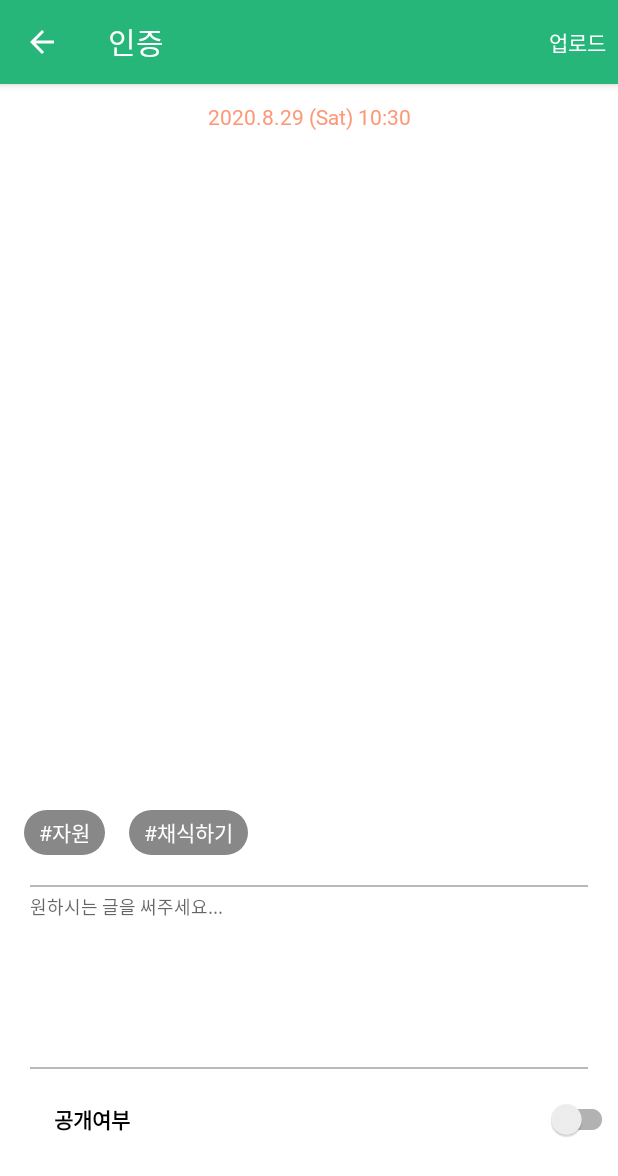
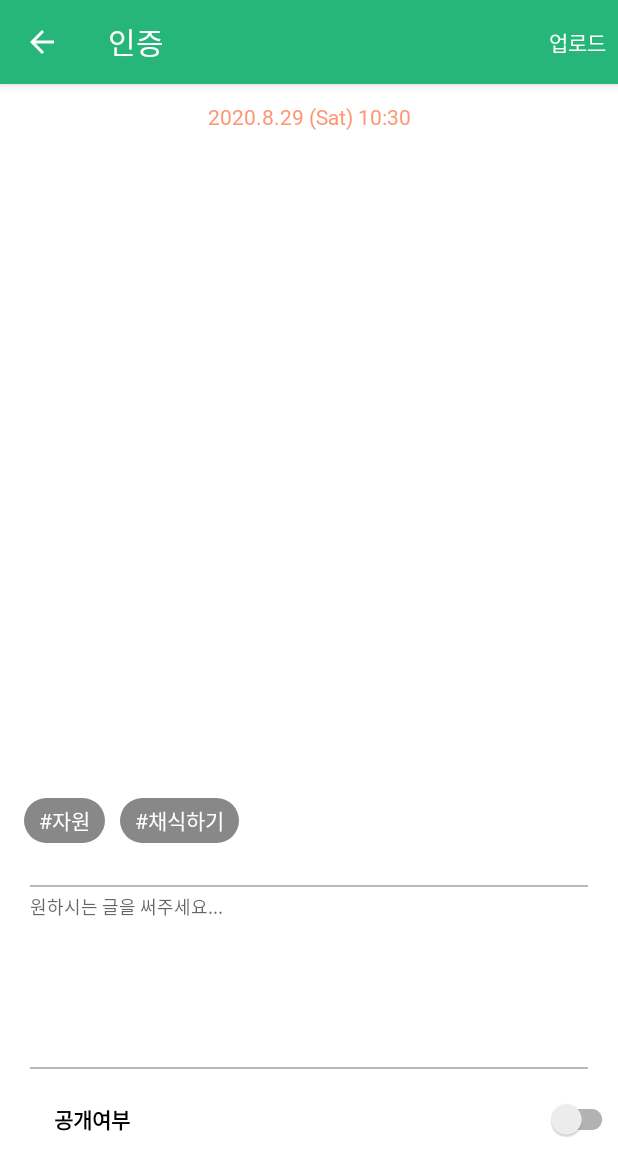
Before and after one commit to GreenByMe/GreenByMe_Android, an Android app: the CertificationInputActivity screen opened directly, with no data from a screen before it, on a phone screen of 412 x 824 dp. Shown: the top 1176 px of the screen. Run offline under Robolectric (Android 15) with nearby library versions, the phone set to English and light mode, and no system bars; our stand-ins replace Picasso, RxJava; network calls fail; pictures from the network do not load.

```diff
--- a/app/src/main/java/org/greenbyme/angelhack/network/ApiService.kt
+++ b/app/src/main/java/org/greenbyme/angelhack/network/ApiService.kt
@@ -7,7 +7,6 @@ import retrofit2.Retrofit
 import retrofit2.adapter.rxjava2.RxJava2CallAdapterFactory
 import retrofit2.converter.gson.GsonConverterFactory
 
-// TODO :: 장시간 어플이탈시 NULL
 class ApiService {
     companion object {
         private const val BASE_URL = "https://cafecube.iptime.org"
--- a/app/src/main/res/drawable/shape_circle_green.xml
+++ b/app/src/main/res/drawable/shape_circle_green.xml
@@ -1,5 +1,5 @@
 <?xml version="1.0" encoding="utf-8"?>
 <shape xmlns:android="http://schemas.android.com/apk/res/android"
     android:shape="oval">
-    <solid android:color="@color/main_green" />
+    <solid android:color="@color/main_green"/>
 </shape>
--- a/app/src/main/res/layout/activity_certification_input.xml
+++ b/app/src/main/res/layout/activity_certification_input.xml
@@ -45,12 +45,23 @@
             android:background="@android:color/white"
             android:paddingBottom="64dp">
 
+            <LinearLayout
+                android:paddingEnd="8dp"
+                android:paddingTop="8dp"
+                android:paddingBottom="8dp"
+                android:layout_marginLeft="16dp"
+                android:layout_marginRight="16dp"
+                android:id="@+id/ll_certification_chip"
+                android:layout_width="match_parent"
+                android:layout_height="wrap_content"
+                app:layout_constraintLeft_toLeftOf="parent"
+                app:layout_constraintTop_toTopOf="parent">
+
                 <TextView
+                    android:layout_marginEnd="10dp"
                     android:id="@+id/tv_certification_chip1"
                     android:layout_width="wrap_content"
                     android:layout_height="30dp"
-                android:layout_marginStart="16dp"
-                android:layout_marginTop="10dp"
                     android:background="@drawable/shape_chip"
                     android:gravity="center"
                     android:paddingLeft="10dp"
@@ -64,8 +75,6 @@
                     android:id="@+id/tv_certification_chip2"
                     android:layout_width="wrap_content"
                     android:layout_height="30dp"
-                android:layout_marginLeft="16dp"
-                android:layout_marginTop="10dp"
                     android:background="@drawable/shape_chip"
                     android:gravity="center"
                     android:paddingLeft="10dp"
@@ -75,6 +84,7 @@
                     app:layout_constraintLeft_toRightOf="@id/tv_certification_chip1"
                     app:layout_constraintTop_toTopOf="parent" />
 
+            </LinearLayout>
 
             <View
                 android:id="@+id/divider_certification"
@@ -87,7 +97,7 @@
                 android:background="@color/tran_gray"
                 app:layout_constraintLeft_toLeftOf="parent"
                 app:layout_constraintRight_toRightOf="parent"
-                app:layout_constraintTop_toBottomOf="@id/tv_certification_chip1" />
+                app:layout_constraintTop_toBottomOf="@id/ll_certification_chip" />
 
             <androidx.appcompat.widget.AppCompatEditText
                 android:id="@+id/et_certification_input"
```
Also changed, not shown: app/src/main/java/org/greenbyme/angelhack/ui/certification/CertificationFragment.kt (+23 -18 lines), app/src/main/java/org/greenbyme/angelhack/ui/certification/viewmodel/CertificationViewModel.kt (added, +32 -0 lines), app/src/main/res/layout/fragment_certification.xml (+3 -6 lines). Lines whose indentation alone changed are shown as unchanged.
